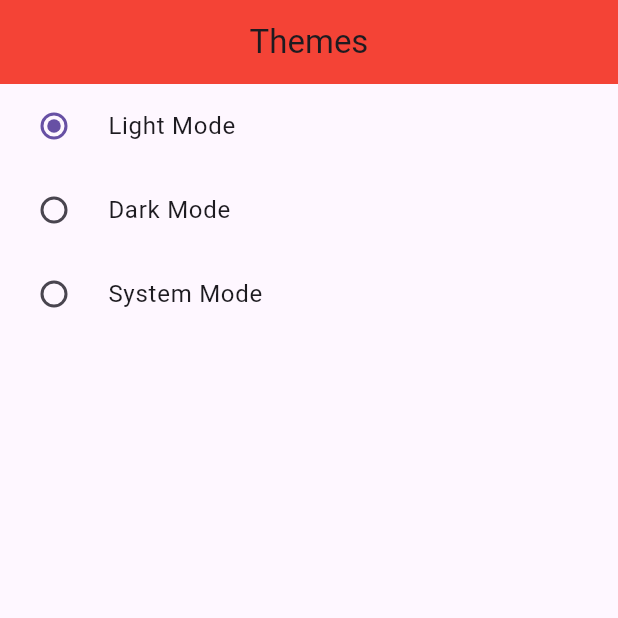
After one commit to es-amit/Flutter-State-Management-Tutorials, a Flutter app: the screen it shows after launch, after a tap on "Light Mode", on a phone screen of 412 x 824 dp, the top half of it. The commit adds this screen. Run offline on Flutter 3.47's test engine with Material 3 defaults, Android fonts, the phone set to English and light mode, and no system bars.

Commit message:
Dark theme set up

```diff
--- a/lib/main.dart
+++ b/lib/main.dart
@@ -4,12 +4,14 @@ import 'package:state_management/provider/count_provider.dart';
 //import 'package:state_management/provider/count_provider.dart';
 import 'package:state_management/provider/exampleoneProvider.dart';
 import 'package:state_management/provider/favourite_provider.dart';
+import 'package:state_management/provider/theme_changer_provider.dart';
+import 'package:state_management/screen/dark_theme/dark_theme.dart';
 //import 'package:state_management/lecture1.dart';
 //import 'package:state_management/lecture2.dart';
 //import 'package:state_management/lecture3.dart';
 //import 'package:state_management/screen/count_example.dart';
 //import 'package:state_management/screen/exampleone.dart';
-import 'package:state_management/screen/favourite/favourite_scree.dart';
+//import 'package:state_management/screen/favourite/favourite_scree.dart';
 
 void main() {
   runApp(const MyApp());
@@ -19,6 +21,7 @@ class MyApp extends StatelessWidget {
   const MyApp({super.key});
   @override
   Widget build(BuildContext context) {
+   // final themeChanger= Provider.of<ThemeChanger>(context);
     return MultiProvider(
       providers: [
         ChangeNotifierProvider(
@@ -27,11 +30,31 @@ class MyApp extends StatelessWidget {
           create: (_)=> CountProvider()),
         ChangeNotifierProvider(
           create: (_)=> FavouriteItemProvider()),
+        ChangeNotifierProvider(
+          create: (_)=> ThemeChanger()),
       ],
-      child: const MaterialApp(
-        debugShowCheckedModeBanner: false,
-        title: 'Flutter Demo',
-        home: FavouriteScreen(),
+      child:  Builder(
+        builder: (context) {
+          final themeChanger = Provider.of<ThemeChanger>(context);
+          return MaterialApp(
+            debugShowCheckedModeBanner: false,
+            themeMode: themeChanger.themeMode,
+            theme: ThemeData(
+              primarySwatch: Colors.blue,
+              appBarTheme: const AppBarTheme(
+                backgroundColor: Colors.red
+              )
+            ),
+            title: 'Flutter Demo',
+            darkTheme: ThemeData(
+              brightness: Brightness.dark,
+              appBarTheme: const AppBarTheme(
+                backgroundColor: Colors.teal
+              )
+            ),
+            home: const DarkThemeScreen(),
+          );
+        }
       ),
     );
   }
--- /dev/null
+++ b/lib/provider/theme_changer_provider.dart
@@ -0,0 +1,17 @@
+import 'package:flutter/foundation.dart';
+import 'package:flutter/material.dart';
+
+class ThemeChanger with ChangeNotifier{
+
+  var _themeMode = ThemeMode.light;
+
+  ThemeMode get themeMode => _themeMode;
+
+  void setTheme(themeMode){
+    _themeMode = themeMode;
+    notifyListeners();
+
+  }
+
+
+}
--- /dev/null
+++ b/lib/screen/dark_theme/dark_theme.dart
@@ -0,0 +1,45 @@
+import 'package:flutter/material.dart';
+import 'package:provider/provider.dart';
+import 'package:state_management/provider/theme_changer_provider.dart';
+
+class DarkThemeScreen extends StatefulWidget {
+  const DarkThemeScreen({super.key});
+
+  @override
+  State<DarkThemeScreen> createState() => _DarkThemeScreenState();
+}
+
+class _DarkThemeScreenState extends State<DarkThemeScreen> {
+  @override
+  Widget build(BuildContext context) {
+    final themeChanger = Provider.of<ThemeChanger>(context);
+    return Scaffold(
+      appBar: AppBar(
+        centerTitle: true,
+        title: Text("Themes"),
+      ),
+      body: Column(
+        children: [
+          RadioListTile<ThemeMode>(
+            title: const Text("Light Mode"),
+            value: ThemeMode.light,
+            groupValue: themeChanger.themeMode,
+            onChanged: themeChanger.setTheme
+          ),
+          RadioListTile<ThemeMode>(
+            title: const Text("Dark Mode"),
+            value: ThemeMode.dark,
+            groupValue: themeChanger.themeMode,
+            onChanged: themeChanger.setTheme
+          ),
+          RadioListTile<ThemeMode>(
+            title: const Text("System Mode"),
+            value: ThemeMode.system,
+            groupValue: themeChanger.themeMode,
+            onChanged: themeChanger.setTheme
+          ),
+        ],
+      ),
+    );
+  }
+}
```
